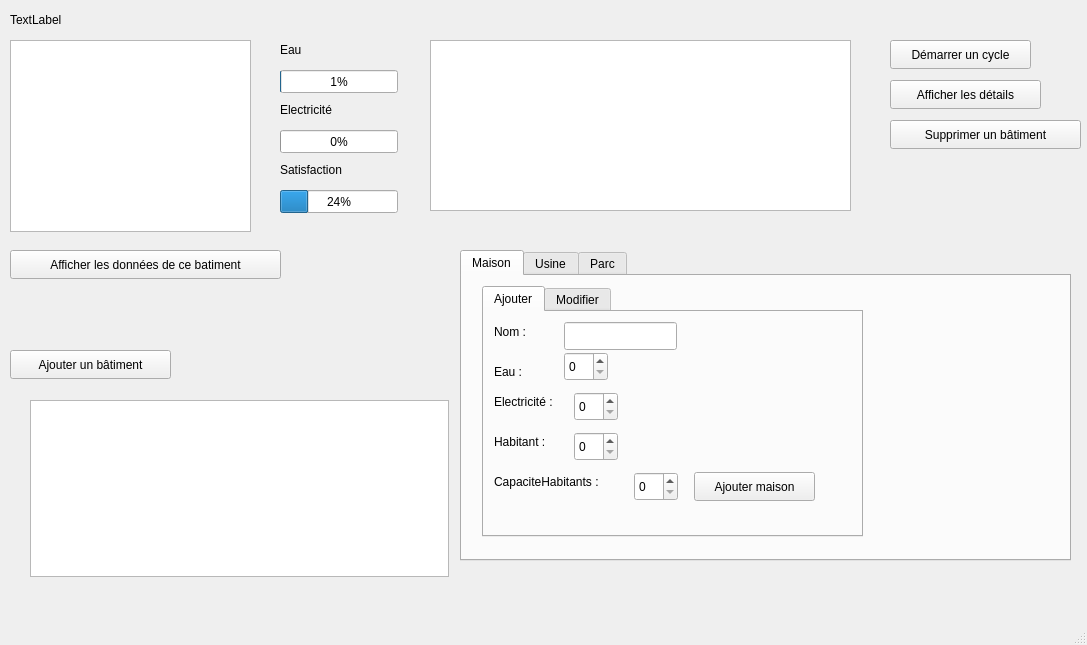
First picture: the form in ProjetCity/mainwindow.ui, repository MohamedAminOuelhazi/projectcity, before the edit.
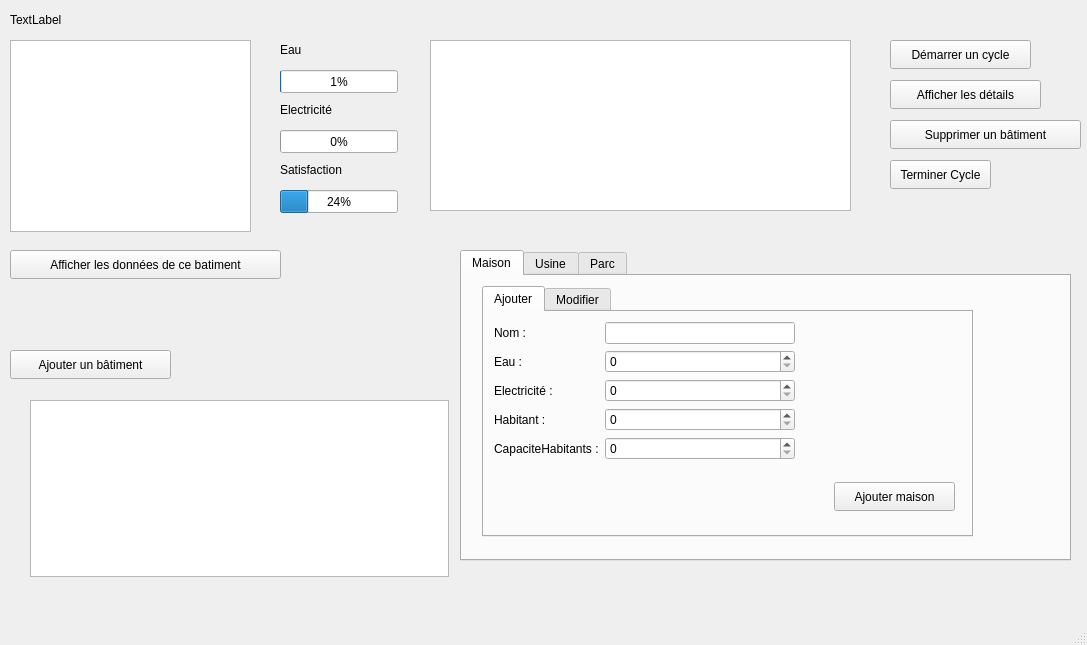
Second picture: the form after the edit. The open tabs and pages were chosen to show the change.

The edit to the form file:
```diff
--- a/ProjetCity/mainwindow.ui
+++ b/ProjetCity/mainwindow.ui
@@ -203,7 +203,7 @@
        <rect>
         <x>20</x>
         <y>10</y>
-        <width>381</width>
+        <width>491</width>
         <height>251</height>
        </rect>
       </property>
@@ -217,8 +217,8 @@
        <widget class="QPushButton" name="Ajoutermaison">
         <property name="geometry">
          <rect>
-          <x>210</x>
-          <y>160</y>
+          <x>350</x>
+          <y>170</y>
           <width>121</width>
           <height>29</height>
          </rect>
@@ -227,126 +227,75 @@
          <string>Ajouter maison</string>
         </property>
        </widget>
-       <widget class="QSpinBox" name="spinBoxCapaciteHabitants">
+       <widget class="QWidget" name="formLayoutWidget">
         <property name="geometry">
          <rect>
-          <x>150</x>
-          <y>160</y>
-          <width>44</width>
-          <height>29</height>
-         </rect>
-        </property>
-       </widget>
-       <widget class="QLabel" name="label_8">
-        <property name="geometry">
-         <rect>
           <x>10</x>
-          <y>160</y>
-          <width>151</width>
-          <height>20</height>
-         </rect>
-        </property>
-        <property name="text">
-         <string>CapaciteHabitants :</string>
-        </property>
-       </widget>
-       <widget class="QSpinBox" name="spinBoxHabitant">
-        <property name="geometry">
-         <rect>
-          <x>90</x>
-          <y>120</y>
-          <width>44</width>
-          <height>29</height>
-         </rect>
-        </property>
-       </widget>
-       <widget class="QLabel" name="label_7">
-        <property name="geometry">
-         <rect>
-          <x>10</x>
-          <y>120</y>
-          <width>71</width>
-          <height>20</height>
-         </rect>
-        </property>
-        <property name="text">
-         <string>Habitant : </string>
-        </property>
-       </widget>
-       <widget class="QLabel" name="label_6">
-        <property name="geometry">
-         <rect>
-          <x>10</x>
-          <y>80</y>
-          <width>81</width>
-          <height>20</height>
-         </rect>
-        </property>
-        <property name="text">
-         <string>Electricité :</string>
-        </property>
-       </widget>
-       <widget class="QSpinBox" name="spinBoxElectricite">
-        <property name="geometry">
-         <rect>
-          <x>90</x>
-          <y>80</y>
-          <width>44</width>
-          <height>29</height>
-         </rect>
-        </property>
-        <property name="maximum">
-         <number>5000</number>
-        </property>
-       </widget>
-       <widget class="QSpinBox" name="spinBoxEau">
-        <property name="geometry">
-         <rect>
-          <x>80</x>
-          <y>40</y>
-          <width>44</width>
-          <height>29</height>
-         </rect>
-        </property>
-        <property name="maximum">
-         <number>10000</number>
-        </property>
-       </widget>
-       <widget class="QLabel" name="label_5">
-        <property name="geometry">
-         <rect>
-          <x>10</x>
-          <y>50</y>
-          <width>63</width>
-          <height>20</height>
-         </rect>
-        </property>
-        <property name="text">
-         <string>Eau :</string>
-        </property>
-       </widget>
-       <widget class="QLineEdit" name="lineEditNom">
-        <property name="geometry">
-         <rect>
-          <x>80</x>
           <y>10</y>
-          <width>113</width>
-          <height>28</height>
+          <width>301</width>
+          <height>211</height>
          </rect>
         </property>
-       </widget>
-       <widget class="QLabel" name="label">
-        <property name="geometry">
-         <rect>
-          <x>10</x>
-          <y>10</y>
-          <width>63</width>
-          <height>20</height>
-         </rect>
-        </property>
-        <property name="text">
-         <string>Nom : </string>
-        </property>
+        <layout class="QFormLayout" name="formLayout">
+         <item row="0" column="1">
+          <widget class="QLineEdit" name="lineEditNom"/>
+         </item>
+         <item row="0" column="0">
+          <widget class="QLabel" name="label">
+           <property name="text">
+            <string>Nom : </string>
+           </property>
+          </widget>
+         </item>
+         <item row="1" column="0">
+          <widget class="QLabel" name="label_5">
+           <property name="text">
+            <string>Eau :</string>
+           </property>
+          </widget>
+         </item>
+         <item row="3" column="0">
+          <widget class="QLabel" name="label_7">
+           <property name="text">
+            <string>Habitant : </string>
+           </property>
+          </widget>
+         </item>
+         <item row="1" column="1">
+          <widget class="QSpinBox" name="spinBoxEau">
+           <property name="maximum">
+            <number>10000</number>
+           </property>
+          </widget>
+         </item>
+         <item row="3" column="1">
+          <widget class="QSpinBox" name="spinBoxHabitant"/>
+         </item>
+         <item row="2" column="0">
+          <widget class="QLabel" name="label_6">
+           <property name="text">
+            <string>Electricité :</string>
+           </property>
+          </widget>
+         </item>
+         <item row="2" column="1">
+          <widget class="QSpinBox" name="spinBoxElectricite">
+           <property name="maximum">
+            <number>5000</number>
+           </property>
+          </widget>
+         </item>
+         <item row="4" column="1">
+          <widget class="QSpinBox" name="spinBoxCapaciteHabitants"/>
+         </item>
+         <item row="4" column="0">
+          <widget class="QLabel" name="label_8">
+           <property name="text">
+            <string>CapaciteHabitants :</string>
+           </property>
+          </widget>
+         </item>
+        </layout>
        </widget>
       </widget>
       <widget class="QWidget" name="tab_4">
@@ -475,6 +424,19 @@
      </rect>
     </property>
    </widget>
+   <widget class="QPushButton" name="terminerCycle">
+    <property name="geometry">
+     <rect>
+      <x>890</x>
+      <y>160</y>
+      <width>101</width>
+      <height>29</height>
+     </rect>
+    </property>
+    <property name="text">
+     <string>Terminer Cycle</string>
+    </property>
+   </widget>
   </widget>
   <widget class="QMenuBar" name="menubar">
    <property name="geometry">
```
Left out of the diff: 419 changed lines with no effect on the pictures.
